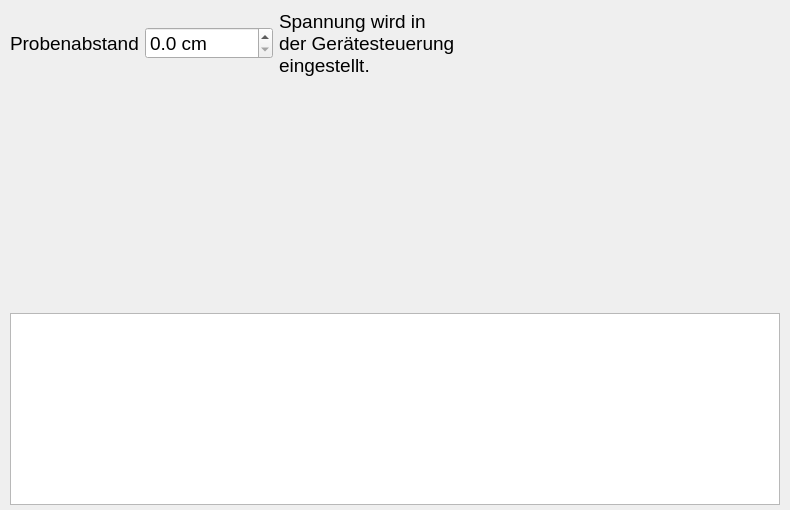
Before: the Qt Designer form gmcounter/pyqt/sweep_tab.ui in cckssr/gmcounter, drawn with Qt 5.
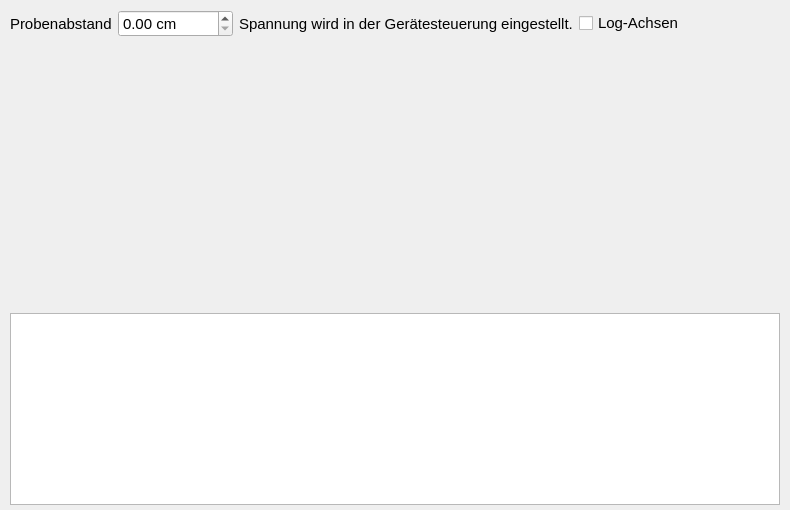
After: the same form once the commit is applied. Custom widgets are drawn as their Qt base class.

Patch:
```diff
--- a/gmcounter/pyqt/sweep_tab.ui
+++ b/gmcounter/pyqt/sweep_tab.ui
@@ -34,7 +34,7 @@
       <widget class="QLabel" name="labelParam">
        <property name="font">
         <font>
-         <pointsize>14</pointsize>
+         <pointsize>11</pointsize>
         </font>
        </property>
        <property name="text">
@@ -46,7 +46,7 @@
       <widget class="QDoubleSpinBox" name="spinParam">
        <property name="font">
         <font>
-         <pointsize>14</pointsize>
+         <pointsize>11</pointsize>
         </font>
        </property>
        <property name="toolTip">
@@ -56,7 +56,7 @@
         <string> cm</string>
        </property>
        <property name="decimals">
-        <number>1</number>
+        <number>2</number>
        </property>
        <property name="maximum">
         <double>99999.000000000000000</double>
@@ -70,15 +70,33 @@
       <widget class="QLabel" name="labelHint">
        <property name="font">
         <font>
-         <pointsize>14</pointsize>
+         <pointsize>11</pointsize>
         </font>
        </property>
-       <property name="wordWrap">
-        <bool>true</bool>
-       </property>
        <property name="text">
         <string>Spannung wird in der Gerätesteuerung eingestellt.</string>
        </property>
+       <property name="textFormat">
+        <enum>Qt::TextFormat::PlainText</enum>
+       </property>
+       <property name="wordWrap">
+        <bool>false</bool>
+       </property>
+      </widget>
+     </item>
+     <item>
+      <widget class="QCheckBox" name="checkLogAxes">
+       <property name="font">
+        <font>
+         <pointsize>11</pointsize>
+        </font>
+       </property>
+       <property name="text">
+        <string>Log-Achsen</string>
+       </property>
+       <property name="toolTip">
+        <string>Beide Achsen logarithmisch darstellen (Potenzgesetz wird zur Geraden)</string>
+       </property>
       </widget>
      </item>
      <item>
```
Left out of the diff: 2 changed lines with no effect on the pictures.
